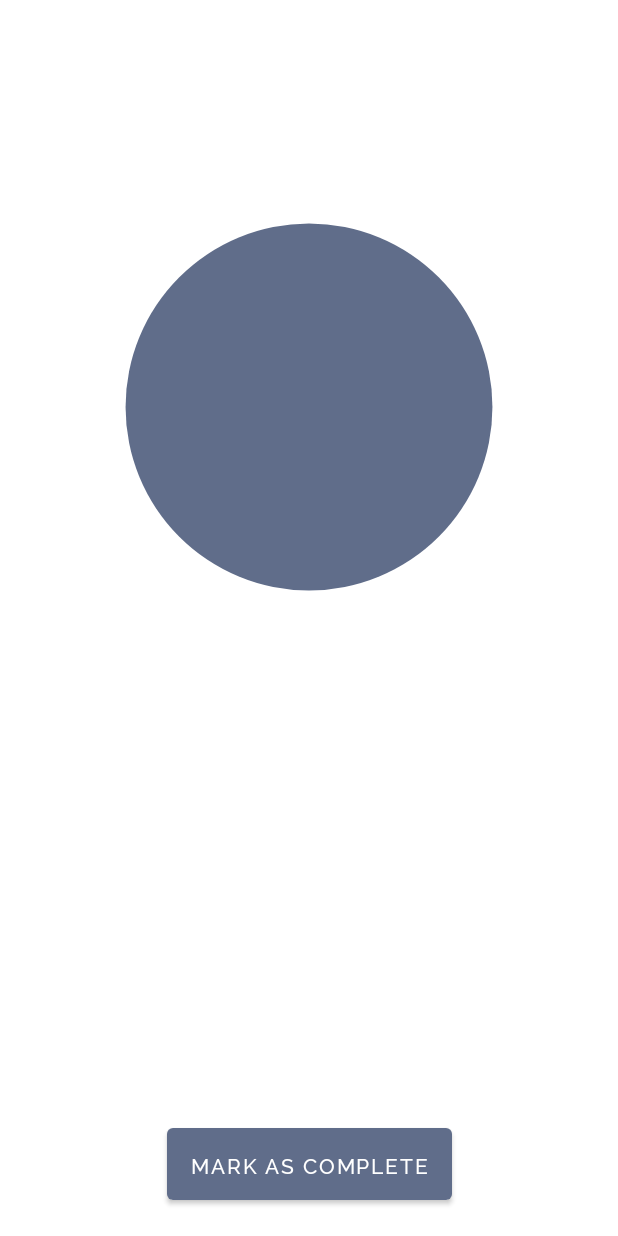
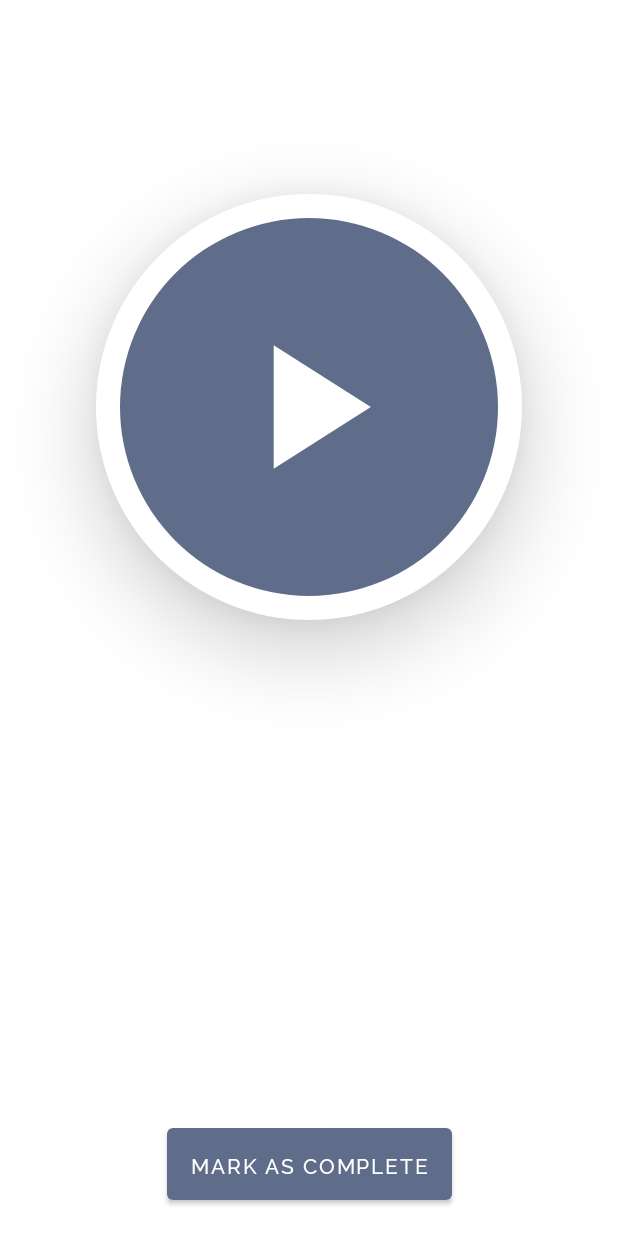
Before and after one commit to t1moon/pomodoro-timer, an Android app: the TimerFragment screen opened through its navigation route, on a phone screen of 412 x 824 dp. Run offline under Robolectric (Android 15) with nearby library versions, the phone set to English and light mode, and no system bars; our stand-ins replace navigation-ui; 1 statement that could not run was skipped.

Commit message:
Timer refactoring

```diff
--- /dev/null
+++ b/app/src/main/java/com/fetecom/pomodoro/ui/timer/PomoTimer.kt
@@ -0,0 +1,286 @@
+package com.fetecom.pomodoro.ui.timer
+
+import android.animation.ValueAnimator
+import android.content.Context
+import android.content.res.ColorStateList
+import android.graphics.*
+import android.graphics.drawable.Drawable
+import android.media.MediaPlayer
+import android.media.RingtoneManager
+import android.util.AttributeSet
+import android.view.View
+import android.view.animation.BounceInterpolator
+import androidx.appcompat.content.res.AppCompatResources
+import androidx.core.widget.ImageViewCompat
+import androidx.interpolator.view.animation.FastOutSlowInInterpolator
+import androidx.interpolator.view.animation.LinearOutSlowInInterpolator
+import com.fetecom.pomodoro.R
+
+class PomoTimer(context: Context, attrs: AttributeSet) : View(context, attrs), View.OnClickListener {
+    companion object {
+        const val START_ANGLE = 270f
+        const val PROGRESS_MULTIPLIER = 3.6f
+
+        const val ELEVATION_DURATION_PLAY = 600L
+        const val ELEVATION_DURATION_PAUSE = 300L
+        const val UPDATE_PROGRESS_DURATION = 300L
+
+        const val FADE_ON_PAUSE_DURATION = 600L
+        const val ANIMATION_TIMER_START = 600L
+        const val ANIMATION_TIMER_FINISH = 300L
+
+    }
+
+    private val ELEVATION_UP_INTERPOLATOR = FastOutSlowInInterpolator()
+    private var elevationOnPlay: Float
+    private var elevationOnPause: Float
+    private var innerCirclePadding: Float
+    private var timerForegroundColor: Int
+    private var timerForegroundColorOnPause: Int
+    private var statusIconColor: Int
+
+    private lateinit var timerForegroundOval: RectF
+    private lateinit var statusIcon: Rect
+
+
+    private var playIcon: Drawable?
+    private var pauseIcon: Drawable?
+
+    // STATE
+    private var progressInPercent: Float = 100f
+    private var showingPlayIcon: Boolean = true
+    private var showingPauseIcon: Boolean = false
+
+    init {
+        context.theme.obtainStyledAttributes(
+            attrs,
+            R.styleable.PomoTimer,
+            0, 0
+        ).apply {
+
+            try {
+                timerForegroundColor = getColor(R.styleable.PomoTimer_timerForegroundColor, 0)
+                timerForegroundColorOnPause =
+                    getColor(R.styleable.PomoTimer_timerForegroundColorOnPause, 0)
+                statusIconColor = getColor(R.styleable.PomoTimer_statusIconColor, 0)
+                innerCirclePadding = getDimension(R.styleable.PomoTimer_innerCirclePadding, 0f)
+                elevationOnPause = getDimension(R.styleable.PomoTimer_elevationOnPause, 0f)
+                elevationOnPlay = getDimension(R.styleable.PomoTimer_elevationOnPlay, 0f)
+                elevationOnPlay = getDimension(R.styleable.PomoTimer_elevationOnPlay, 0f)
+
+                playIcon =
+                    getDrawable(R.styleable.PomoTimer_playIcon) ?: AppCompatResources.getDrawable(
+                        context,
+                        R.drawable.ic_play
+                    )
+                pauseIcon =
+                    getDrawable(R.styleable.PomoTimer_pauseIcon) ?: AppCompatResources.getDrawable(
+                        context,
+                        R.drawable.ic_pause
+                    )
+                playIcon?.colorFilter = PorterDuffColorFilter(statusIconColor, PorterDuff.Mode.SRC_ATOP)
+                pauseIcon?.colorFilter = PorterDuffColorFilter(statusIconColor, PorterDuff.Mode.SRC_ATOP)
+            } finally {
+                recycle()
+            }
+        }
+        setOnClickListener(this)
+        setBackgroundResource(R.drawable.timer_bg)
+        elevation = elevationOnPause
+    }
+
+    private val timerForegroundPaint = Paint(Paint.ANTI_ALIAS_FLAG).apply {
+        color = timerForegroundColor
+    }
+
+    private val soundNotification = RingtoneManager.getRingtone(
+        context,
+        RingtoneManager.getDefaultUri(RingtoneManager.TYPE_NOTIFICATION)
+    )
+    private val soundCustom = MediaPlayer.create(context, R.raw.timer_sound)
+
+    override fun onSizeChanged(w: Int, h: Int, oldw: Int, oldh: Int) {
+        super.onSizeChanged(w, h, oldw, oldh)
+
+        val centerX = (w / 2).toFloat()
+        val centerY = (h / 2).toFloat()
+        val centerIconWidth = (w / 2)
+
+        timerForegroundOval =
+            RectF(0f + innerCirclePadding, 0f + innerCirclePadding,
+                w.toFloat() - innerCirclePadding, h.toFloat() - innerCirclePadding)
+
+        statusIcon = Rect(
+            (centerX - centerIconWidth / 2).toInt(),
+            (centerY - centerIconWidth / 2).toInt(),
+            (centerX + centerIconWidth / 2).toInt(),
+            (centerY + centerIconWidth / 2).toInt()
+        )
+    }
+
+    override fun onDraw(canvas: Canvas) {
+        super.onDraw(canvas)
+        drawTimer(canvas)
+        if (showingPlayIcon)
+            drawPlay(canvas)
+        if (showingPauseIcon)
+            drawPause(canvas)
+    }
+
+
+    private fun drawTimer(canvas: Canvas) {
+        canvas.drawArc(
+            timerForegroundOval,
+            START_ANGLE,
+            progressInPercent * PROGRESS_MULTIPLIER,
+            true,
+            timerForegroundPaint
+        )
+    }
+
+    private fun drawPlay(canvas: Canvas) {
+        playIcon?.bounds = statusIcon
+        playIcon?.draw(canvas)
+    }
+
+    private fun drawPause(canvas: Canvas) {
+        pauseIcon?.bounds = statusIcon
+        pauseIcon?.draw(canvas)
+    }
+
+
+    private var stopped = true
+    private var playing = false
+    fun setPlayState(withAnimation: Boolean = true) {
+        stopped = false
+        playing = true
+        hideIcon()
+        toggle(true)
+        if (withAnimation)
+            animateStarting()
+        playSound()
+    }
+
+    fun setPauseState() {
+        playing = false
+        showPauseIcon()
+        toggle(false)
+    }
+
+    fun setFinishState(withAnimation: Boolean = true) {
+        showPlayIcon()
+        toggle(false)
+        playSound()
+        if (withAnimation)
+            animateFinishing()
+    }
+
+    private fun hideIcon() {
+        showingPauseIcon = false
+        showingPlayIcon = false
+    }
+
+    private fun showPauseIcon() {
+        showingPauseIcon = true
+        showingPlayIcon = false
+    }
+
+    private fun showPlayIcon() {
+        showingPauseIcon = false
+        showingPlayIcon = true
+    }
+
+    private fun toggle(push: Boolean) {
+        elevate(push)
+        fadeBackground(push)
+    }
+
+    private fun playSound() {
+        soundCustom.stop()
+        soundCustom.prepare()
+        soundCustom.start()
+    }
+
+    private fun animateStarting() {
+        ValueAnimator.ofFloat(0f, 100f).apply {
+            duration = ANIMATION_TIMER_START
+            addUpdateListener {
+                progressInPercent = it.animatedValue as Float
+                invalidate()
+            }
+            start()
+        }
+    }
+
+    private fun animateFinishing() {
+        ValueAnimator.ofFloat(progressInPercent, 0f).apply {
+            duration = ANIMATION_TIMER_FINISH
+            addUpdateListener {
+                progressInPercent = it.animatedValue as Float
+                invalidate()
+            }
+            start()
+        }
+    }
+
+    private fun fadeBackground(play: Boolean) {
+        val color: Int = if (!play)
+            timerForegroundColorOnPause
+        else
+            timerForegroundColor
+        ValueAnimator.ofArgb(timerForegroundPaint.color, color).apply {
+            duration = FADE_ON_PAUSE_DURATION
+            addUpdateListener {
+                timerForegroundPaint.color = it.animatedValue as Int
+                invalidate()
+            }
+            start()
+        }
+    }
+
+    private fun elevate(play: Boolean) {
+        val elevateTo: Float = if (play)
+            elevationOnPlay
+        else
+            elevationOnPause
+
+        ValueAnimator.ofFloat(elevation, elevateTo).apply {
+            duration = if (play)
+                ELEVATION_DURATION_PLAY
+            else
+                ELEVATION_DURATION_PAUSE
+
+            addUpdateListener {
+                elevation = it.animatedValue as Float
+            }
+            if (play)
+                interpolator = ELEVATION_UP_INTERPOLATOR
+            start()
+        }
+    }
+
+    fun updateProgress(newProgress: Int) {
+        if (progressInPercent < newProgress)
+            return
+        ValueAnimator.ofFloat(progressInPercent, newProgress.toFloat()).apply {
+            duration = UPDATE_PROGRESS_DURATION
+            addUpdateListener {
+                progressInPercent = it.animatedValue as Float
+                invalidate()
+            }
+            start()
+        }
+    }
+
+    override fun onClick(v: View?) {
+        if (!playing)
+            setPlayState(withAnimation = stopped)
+        else
+            setPauseState()
+    }
+
+    fun releaseResources() {
+        soundCustom.release()
+    }
+
+}
--- a/app/src/main/java/com/fetecom/pomodoro/ui/timer/TimerFragment.kt
+++ b/app/src/main/java/com/fetecom/pomodoro/ui/timer/TimerFragment.kt
@@ -22,7 +22,6 @@ class TimerFragment : Fragment(R.layout.timer_fragment) {
 
 
     private fun initScreen() {
-        timerView.start()
         viewModel.updateCurrentTaskDoneValue()
         observe(viewModel.currentTask) { task ->
             chosenTaskTitle.text = task.title
@@ -32,11 +31,15 @@ class TimerFragment : Fragment(R.layout.timer_fragment) {
             }
             initTimersList(task)
         }
-
     }
 
     private fun initTimersList(task: Task) = TimerAdapter().apply {
             timersList.adapter = this
             submitList(task.estimation, task.completed)
         }
+
+    override fun onDestroyView() {
+        timerView.releaseResources()
+        super.onDestroyView()
+    }
 }
--- a/app/src/main/java/com/fetecom/pomodoro/ui/timer/TimerView.kt
+++ /dev/null
@@ -1,300 +0,0 @@
-package com.fetecom.pomodoro.ui.timer
-
-import android.animation.ValueAnimator
-import android.annotation.TargetApi
-import android.content.Context
-import android.content.res.Resources
-import android.graphics.*
-import android.graphics.drawable.Drawable
-import android.media.RingtoneManager
-import android.os.Build
-import android.os.Parcelable
-import android.util.AttributeSet
-import android.util.TypedValue
-import android.view.View
-import android.view.ViewOutlineProvider
-import android.view.animation.BounceInterpolator
-import androidx.annotation.RequiresApi
-import androidx.appcompat.content.res.AppCompatResources
-import com.fetecom.pomodoro.R
-import kotlinx.android.parcel.Parcelize
-
-class TimerView : View {
-    companion object {
-        const val START_TIMER_ANIMATION_DURATION = 600L
-        const val START_ANGLE = 270f
-    }
-
-    private var bgColor: Int = 0
-    private var fgColor: Int = 0
-    private var fgColorWhenPause: Int = 0
-    private var statusIconColor: Int = 0
-    private lateinit var bgPaint: Paint
-    private lateinit var fgPaint: Paint
-    private lateinit var statusIconPaint: Paint
-
-    private lateinit var fgOval: RectF
-    private lateinit var bgOval: RectF
-    private lateinit var statusIcon: Rect
-
-    private var percent: Float = 0.toFloat()
-
-    private var elevationPlay: Float = 0.toFloat()
-    private var elevationPause: Float = 0.toFloat()
-
-    private var playIcon: Drawable? = null
-    private var pauseIcon: Drawable? = null
-
-    private var showPlayIcon: Boolean = true
-    private var showPauseIcon: Boolean = false
-
-    private var strokeWidth: Float = 0.toFloat()
-    private var circlePadding: Float = 0.toFloat()
-
-    val rington = RingtoneManager.getRingtone(context,
-        RingtoneManager.getDefaultUri(RingtoneManager.TYPE_NOTIFICATION))
-
-    constructor(context: Context) : super(context) {
-        init()
-    }
-
-    constructor(context: Context, attrs: AttributeSet) : super(context, attrs) {
-        val a = context.theme.obtainStyledAttributes(attrs,
-            R.styleable.TimerViewStyleable,
-            0, 0)
-
-        try {
-            bgColor = a.getColor(R.styleable.TimerViewStyleable_bgColor, 0)
-            fgColor = a.getColor(R.styleable.TimerViewStyleable_fgColor, 0)
-            fgColorWhenPause = a.getColor(R.styleable.TimerViewStyleable_fgColorPause, 0)
-            percent = a.getFloat(R.styleable.TimerViewStyleable_percent, 0f)
-            elevationPause = resources.dipToPx(a.getFloat(R.styleable.TimerViewStyleable_elevationPause, 0f))
-            elevationPlay = resources.dipToPx(a.getFloat(R.styleable.TimerViewStyleable_elevationPlay, 0f))
-            playIcon = AppCompatResources.getDrawable(context, R.drawable.ic_play)
-            pauseIcon = AppCompatResources.getDrawable(context, R.drawable.ic_pause)
-            strokeWidth = a.getFloat(R.styleable.TimerViewStyleable_timerStrokeWidth, 0f)
-            circlePadding = a.getFloat(R.styleable.TimerViewStyleable_circlePadding, 0f)
-        } finally {
-            a.recycle()
-        }
-        init()
-    }
-
-    private fun init() {
-        bgPaint = Paint()
-        bgPaint.color = bgColor
-        bgPaint.isAntiAlias = true
-
-        fgPaint = Paint()
-        fgPaint.color = fgColorWhenPause
-        fgPaint.isAntiAlias = true
-
-        statusIconPaint = Paint()
-        statusIconColor = Color.RED
-        statusIconPaint.color = statusIconColor
-        statusIconPaint.isAntiAlias = true
-    }
-
-    override fun onSizeChanged(w: Int, h: Int, oldw: Int, oldh: Int) {
-        super.onSizeChanged(w, h, oldw, oldh)
-
-        val ovalPadding = (w * circlePadding)
-        val centerX = (w / 2).toFloat()
-        val centerY = (h / 2).toFloat()
-        val centerIconWidth = (w / 2)
-
-        fgOval = RectF(strokeWidth + ovalPadding, strokeWidth + ovalPadding,
-            w - strokeWidth - ovalPadding, h - strokeWidth - ovalPadding)
-        bgOval = RectF(strokeWidth, strokeWidth,
-            w - strokeWidth, h - strokeWidth)
-
-        statusIcon = Rect(
-            (centerX - centerIconWidth / 2).toInt(),
-            (centerY - centerIconWidth / 2).toInt(),
-            (centerX + centerIconWidth / 2).toInt(),
-            (centerY + centerIconWidth / 2).toInt()
-        )
-
-        if (Build.VERSION.SDK_INT >= Build.VERSION_CODES.LOLLIPOP) {
-            this.outlineProvider = OutlineProvider(resources = resources)
-            this.elevation = elevationPause
-        }
-    }
-
-    override fun onDraw(canvas: Canvas) {
-        super.onDraw(canvas)
-        drawTimer(canvas)
-        if (showPlayIcon)
-            drawPlay(canvas)
-        if (showPauseIcon)
-            drawPause(canvas)
-    }
-
-    private fun drawTimer(canvas: Canvas) {
-        canvas.drawArc(bgOval, START_ANGLE, 360f, true, bgPaint)
-        canvas.drawArc(fgOval, START_ANGLE, percent * 3.6f, true, fgPaint)
-    }
-
-    private fun drawPlay(canvas: Canvas) {
-        playIcon?.bounds = statusIcon
-        playIcon?.draw(canvas)
-    }
-
-    private fun drawPause(canvas: Canvas) {
-        pauseIcon?.bounds = statusIcon
-        pauseIcon?.draw(canvas)
-    }
-
-    fun start() {
-        showPlayIcon = false
-        toggle(true)
-        animateStarting()
-        playSound()
-    }
-
-    private fun animateStarting() {
-        ValueAnimator.ofFloat(0f, 100f).apply {
-            duration = START_TIMER_ANIMATION_DURATION
-            addUpdateListener {
-                percent = it.animatedValue as Float
-                invalidate()
-            }
-            start()
-        }
-    }
-
-    fun finish() {
-        showPlayIcon = true
-        showPauseIcon = false
-        toggle(false)
-        playSound()
-        animateFinishing()
-    }
-
-    private fun animateFinishing() {
-        ValueAnimator.ofFloat(percent, 0f).apply {
-            duration = 300
-            addUpdateListener {
-                percent = it.animatedValue as Float
-                invalidate()
-            }
-            start()
-        }
-    }
-
-    fun play() {
-        showPauseIcon = false
-        showPlayIcon = false
-        toggle(true)
-        playSound()
-    }
-
-    fun pause() {
-        showPauseIcon = true
-        showPlayIcon = false
-        toggle(false)
-    }
-
-    private fun toggle(push: Boolean) {
-        if (Build.VERSION.SDK_INT >= Build.VERSION_CODES.LOLLIPOP) {
-            elevate(push)
-            fadeBackground(push)
-        }
-    }
-
-    private fun playSound() {
-        rington.stop()
-        rington.play()
-    }
-
-    @RequiresApi(Build.VERSION_CODES.LOLLIPOP)
-    private fun fadeBackground(play: Boolean) {
-        val color: Int = if (!play)
-            fgColorWhenPause
-        else
-            fgColor
-        ValueAnimator.ofArgb(fgPaint.color, color).apply {
-            duration = 600
-            addUpdateListener {
-                fgPaint.color = it.animatedValue as Int
-                invalidate()
-            }
-            start()
-        }
-    }
-
-    @RequiresApi(Build.VERSION_CODES.LOLLIPOP)
-    private fun elevate(play: Boolean) {
-        val elevateTo: Float = if (play)
-            elevationPlay
-        else
-            elevationPause
-
-        ValueAnimator.ofFloat(elevation, elevateTo).apply {
-            duration = if (play)
-                600
-            else
-                300
-
-            addUpdateListener {
-                elevation = it.animatedValue as Float
-            }
-            if (play)
-                interpolator = BounceInterpolator()
-            start()
-        }
-    }
-
-    fun updateProgress(currentProgress: Int) {
-        if (percent < currentProgress)
-            return
-        ValueAnimator.ofFloat(percent, currentProgress.toFloat()).apply {
-            duration = 300
-            addUpdateListener {
-                percent = it.animatedValue as Float
-                invalidate()
-            }
-            start()
-        }
-    }
-
-    fun getViewState(): TimerViewState {
-        return if (Build.VERSION.SDK_INT >= Build.VERSION_CODES.LOLLIPOP) {
-            TimerViewState(percent, showPauseIcon, showPlayIcon, elevation, fgPaint.color)
-        } else {
-            TimerViewState(percent, showPauseIcon, showPlayIcon, fgColor = fgPaint.color)
-        }
-    }
-
-    fun setViewState(timerViewState: TimerViewState) {
-        percent = timerViewState.percent
-        showPauseIcon = timerViewState.showPause
-        showPlayIcon = timerViewState.showPlay
-        fgPaint.color = timerViewState.fgColor
-        if (Build.VERSION.SDK_INT >= Build.VERSION_CODES.LOLLIPOP) {
-            elevation = timerViewState.elevation
-        }
-    }
-
-    fun Resources.dipToPx(dip: Float) : Float {
-        return TypedValue.applyDimension(
-            TypedValue.COMPLEX_UNIT_DIP, dip, this.displayMetrics)
-    }
-
-
-    @Parcelize
-    data class TimerViewState(val percent: Float, val showPause: Boolean, val showPlay: Boolean,
-                              val elevation: Float = 0f, val fgColor: Int) : Parcelable
-
-    @RequiresApi(Build.VERSION_CODES.LOLLIPOP)
-    class OutlineProvider(val resources: Resources) : ViewOutlineProvider() {
-
-        private val rect: Rect = Rect()
-
-        @TargetApi(Build.VERSION_CODES.LOLLIPOP)
-        override fun getOutline(view: View?, outline: Outline?) {
-            view?.background?.copyBounds(rect)
-            outline?.setRoundRect(rect, resources.getDimensionPixelSize(R.dimen.timer_radius_corner).toFloat())
-        }
-    }
-}
--- a/app/src/main/res/drawable/timer_shadow.xml
+++ b/app/src/main/res/drawable/timer_bg.xml
@@ -1,6 +1,5 @@
 <?xml version="1.0" encoding="utf-8"?>
 <shape android:shape="rectangle" xmlns:android="http://schemas.android.com/apk/res/android">
     <corners android:radius="@dimen/timer_radius_corner" />
-
-    <solid android:color="?attr/colorAccent" />
+    <solid android:color="?attr/colorSurface" />
 </shape>
--- a/app/src/main/res/layout/timer_fragment.xml
+++ b/app/src/main/res/layout/timer_fragment.xml
@@ -5,26 +5,26 @@
     android:layout_width="match_parent"
     android:layout_height="match_parent">
 
-    <com.fetecom.pomodoro.ui.timer.TimerView
+    <com.fetecom.pomodoro.ui.timer.PomoTimer
         android:id="@+id/timerView"
         android:layout_width="0dp"
         android:layout_height="0dp"
         android:layout_marginStart="64dp"
         android:layout_marginTop="48dp"
         android:layout_marginEnd="64dp"
-        android:background="@drawable/timer_shadow"
-        app:bgColor="?attr/colorSurface"
-        app:circlePadding="0.06"
-        app:elevationPause="16"
-        app:elevationPlay="0"
-        app:fgColor="?attr/colorPrimary"
-        app:fgColorPause="?attr/colorOnPrimary"
         app:layout_constraintDimensionRatio="1:1"
         app:layout_constraintEnd_toEndOf="parent"
         app:layout_constraintStart_toStartOf="parent"
         app:layout_constraintTop_toBottomOf="@+id/chosenTaskTitle"
-        app:percent="0"
-        app:timerStrokeWidth="4" />
+        android:background="@drawable/timer_bg"
+        app:elevationOnPlay="8dp"
+        app:elevationOnPause="32dp"
+        app:timerForegroundColor="?attr/colorPrimary"
+        app:timerForegroundColorOnPause="@color/color_primary_40"
+        app:statusIconColor="?attr/colorOnPrimary"
+        app:innerCirclePadding="16dp"
+        app:playIcon="@drawable/ic_play"
+        app:pauseIcon="@drawable/ic_pause"/>
 
     <TextView
         android:id="@+id/chosenTaskTitle"
```
Also changed, not shown: app/src/main/res/values/attrs.xml (+9 -9 lines), 1 other file.
